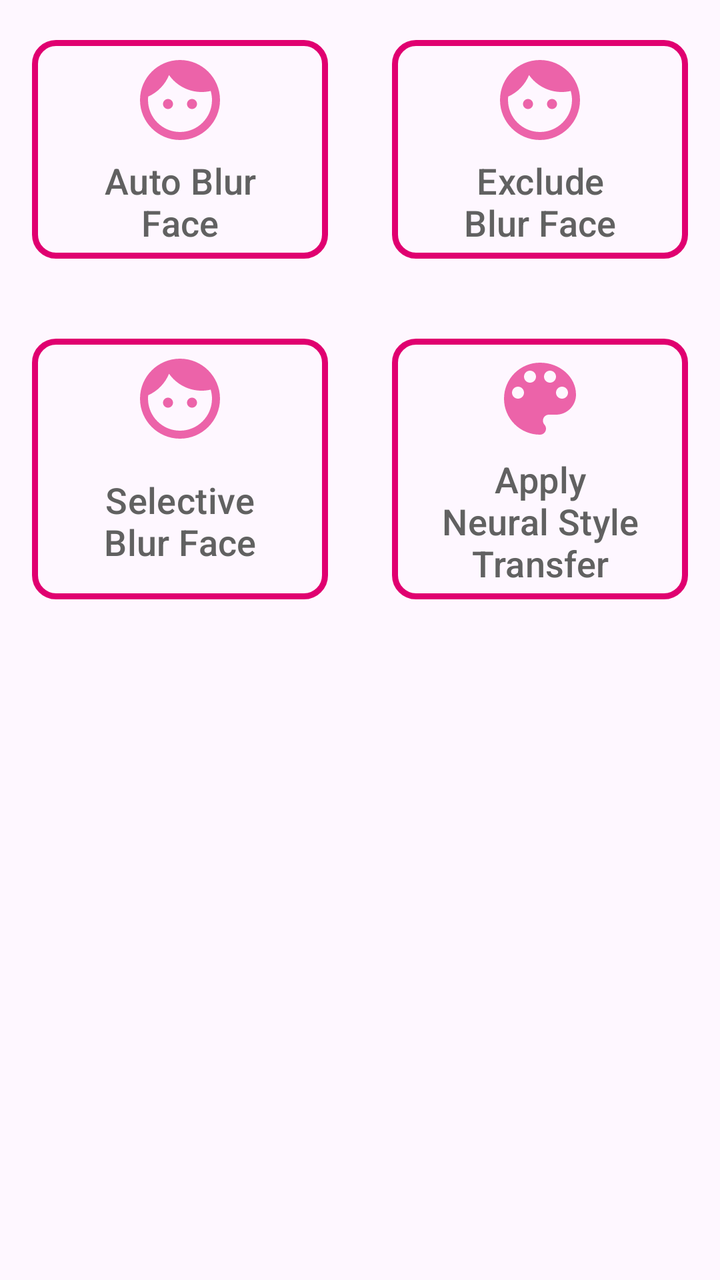
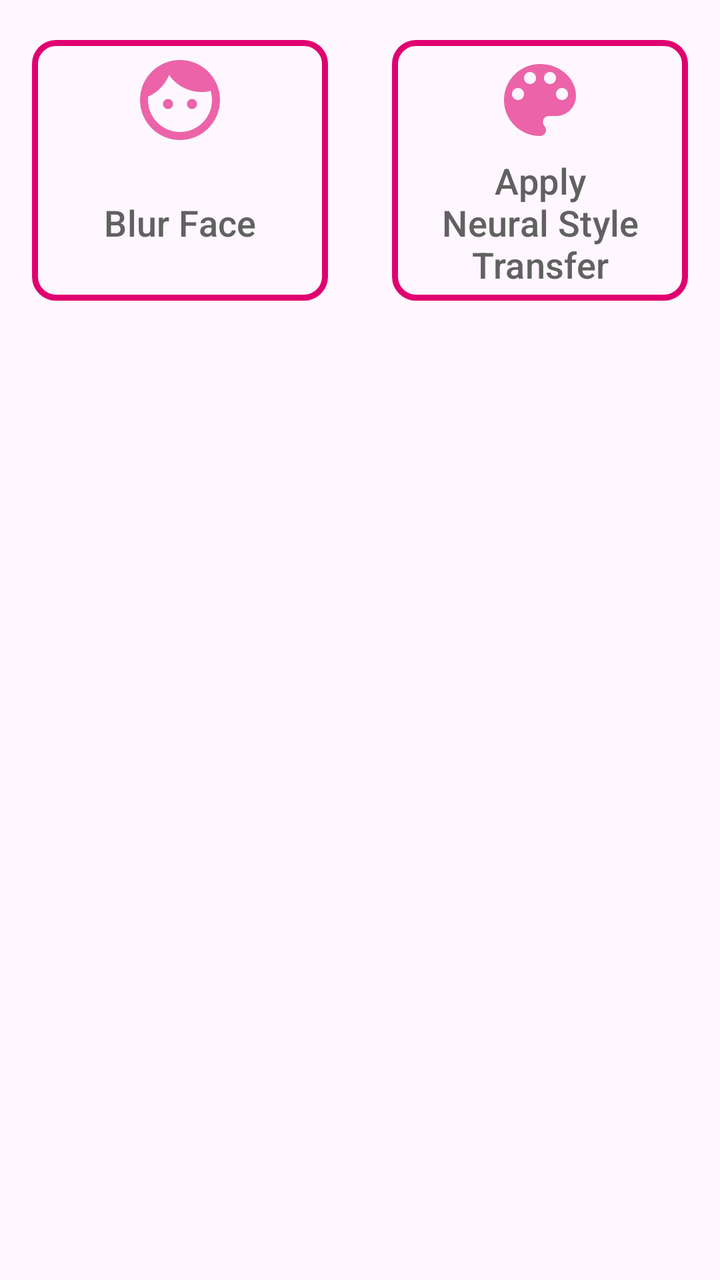

Compare the two renders of this Android layout. The source of the first and the diff that turns it into the second are given below.
<!-- AndroidManifest.xml: application theme Theme.Asnapblur -->
<!-- res/layout/page_home.xml -->
<?xml version="1.0" encoding="utf-8"?>
<androidx.drawerlayout.widget.DrawerLayout xmlns:android="http://schemas.android.com/apk/res/android"
    xmlns:app="http://schemas.android.com/apk/res-auto"
    android:id="@+id/drawer"
    android:layout_width="match_parent"
    android:layout_height="match_parent">

    <LinearLayout
        android:layout_width="match_parent"
        android:layout_height="match_parent"
        android:orientation="vertical">

        <FrameLayout
            android:id="@+id/container_app_bar"
            android:layout_width="match_parent"
            android:layout_height="wrap_content" />

        <GridLayout
            android:layout_width="match_parent"
            android:layout_height="wrap_content"
            android:columnCount="@integer/grid_column_count">

            <com.google.android.material.button.MaterialButton
                android:id="@+id/button_auto_blur_face"
                style="@style/Theme.Asnapblur.HomeMenuButton"
                android:layout_width="0dp"
                android:layout_height="wrap_content"
                android:layout_columnWeight="1"
                android:layout_gravity="fill"
                android:gravity="center"
                android:text="@string/title_auto_blur_face"
                app:icon="@drawable/ic_face_black" />

            <com.google.android.material.button.MaterialButton
                android:id="@+id/button_exclude_blur_face"
                style="@style/Theme.Asnapblur.HomeMenuButton"
                android:layout_width="0dp"
                android:layout_height="wrap_content"
                android:layout_columnWeight="1"
                android:layout_gravity="fill"
                android:gravity="center"
                android:text="@string/title_exclude_blur_face"
                app:icon="@drawable/ic_face_black" />

            <com.google.android.material.button.MaterialButton
                android:id="@+id/button_selective_blur_face"
                style="@style/Theme.Asnapblur.HomeMenuButton"
                android:layout_width="0dp"
                android:layout_height="wrap_content"
                android:layout_columnWeight="1"
                android:layout_gravity="fill"
                android:gravity="center"
                android:text="@string/title_selective_blur_face"
                app:icon="@drawable/ic_face_black" />

            <com.google.android.material.button.MaterialButton
                android:id="@+id/button_nst_apply_picture"
                style="@style/Theme.Asnapblur.HomeMenuButton"
                android:layout_width="0dp"
                android:layout_height="wrap_content"
                android:layout_columnWeight="1"
                android:layout_gravity="fill"
                android:gravity="center"
                android:text="@string/title_nst_apply_image"
                app:icon="@drawable/ic_palette_black" />
        </GridLayout>
    </LinearLayout>
</androidx.drawerlayout.widget.DrawerLayout>
<!-- resources referenced by this layout -->
<resources>
  <!-- drawable ic_face_black (drawable-anydpi) -->
  <vector xmlns:android="http://schemas.android.com/apk/res/android"
      android:width="24dp"
      android:height="24dp"
      android:viewportWidth="24"
      android:viewportHeight="24"
      android:tint="#333333"
      android:alpha="0.6">
    <path
        android:fillColor="@android:color/white"
        android:pathData="M9,11.75c-0.69,0 -1.25,0.56 -1.25,1.25s0.56,1.25 1.25,1.25 1.25,-0.56 1.25,-1.25 -0.56,-1.25 -1.25,-1.25zM15,11.75c-0.69,0 -1.25,0.56 -1.25,1.25s0.56,1.25 1.25,1.25 1.25,-0.56 1.25,-1.25 -0.56,-1.25 -1.25,-1.25zM12,2C6.48,2 2,6.48 2,12s4.48,10 10,10 10,-4.48 10,-10S17.52,2 12,2zM12,20c-4.41,0 -8,-3.59 -8,-8 0,-0.29 0.02,-0.58 0.05,-0.86 2.36,-1.05 4.23,-2.98 5.21,-5.37C11.07,8.33 14.05,10 17.42,10c0.78,0 1.53,-0.09 2.25,-0.26 0.21,0.71 0.33,1.47 0.33,2.26 0,4.41 -3.59,8 -8,8z"/>
  </vector>
  <!-- drawable ic_palette_black (drawable-anydpi) -->
  <vector xmlns:android="http://schemas.android.com/apk/res/android"
      android:width="24dp"
      android:height="24dp"
      android:viewportWidth="24"
      android:viewportHeight="24"
      android:tint="#333333"
      android:alpha="0.6">
    <path
        android:fillColor="@android:color/white"
        android:pathData="M12,3c-4.97,0 -9,4.03 -9,9s4.03,9 9,9c0.83,0 1.5,-0.67 1.5,-1.5 0,-0.39 -0.15,-0.74 -0.39,-1.01 -0.23,-0.26 -0.38,-0.61 -0.38,-0.99 0,-0.83 0.67,-1.5 1.5,-1.5L16,16c2.76,0 5,-2.24 5,-5 0,-4.42 -4.03,-8 -9,-8zM6.5,12c-0.83,0 -1.5,-0.67 -1.5,-1.5S5.67,9 6.5,9 8,9.67 8,10.5 7.33,12 6.5,12zM9.5,8C8.67,8 8,7.33 8,6.5S8.67,5 9.5,5s1.5,0.67 1.5,1.5S10.33,8 9.5,8zM14.5,8c-0.83,0 -1.5,-0.67 -1.5,-1.5S13.67,5 14.5,5s1.5,0.67 1.5,1.5S15.33,8 14.5,8zM17.5,12c-0.83,0 -1.5,-0.67 -1.5,-1.5S16.67,9 17.5,9s1.5,0.67 1.5,1.5 -0.67,1.5 -1.5,1.5z"/>
  </vector>
  <integer name="grid_column_count">2</integer>
  <string name="title_auto_blur_face">Auto Blur Face</string>
  <string name="title_exclude_blur_face">Exclude Blur Face</string>
  <string name="title_nst_apply_image">Apply Neural Style Transfer</string>
  <string name="title_selective_blur_face">Selective Blur Face</string>
  <style name="Theme.Asnapblur.HomeMenuButton" parent="Widget.Material3.Button.OutlinedButton">
          <item name="android:gravity">center</item>
          <item name="android:textAllCaps">false</item>
          <item name="android:textColor">@color/daynight_gray_700_white</item>
          <item name="android:textSize">@dimen/text_nav_menu</item>
          <item name="android:textStyle">normal</item>
          <item name="android:layout_margin">16dp</item>
          <item name="strokeWidth">3dp</item>
          <item name="strokeColor">?attr/colorSecondary</item>
          <item name="cornerRadius">12dp</item>
          <item name="iconSize">48dp</item>
          <item name="iconTint">?attr/colorSecondary</item>
          <item name="iconGravity">top</item>
      </style>
  <style name="Theme.Asnapblur" parent="Theme.Material3.DayNight">
          
          <item name="colorPrimary">@color/red_800</item>
          <item name="colorPrimaryVariant">@color/light_blue_300</item>
          <item name="colorOnPrimary">@color/white</item>
          
          <item name="colorSecondary">@color/magenta_600</item>
          <item name="colorSecondaryVariant">@color/orange_800</item>
          <item name="colorOnSecondary">@color/black</item>
          
          <item name="android:textColor">@color/gray_700</item>
      </style>
  <color name="daynight_gray_700_white">@color/gray_700</color>
  <dimen name="text_nav_menu">18sp</dimen>
  <color name="red_800">#E00000</color>
  <color name="light_blue_300">#00E0E0</color>
  <color name="white">#FFFFFFFF</color>
  <color name="magenta_600">#E00070</color>
  <color name="orange_800">#E07000</color>
  <color name="black">#FF000000</color>
  <color name="gray_700">#616161</color>
</resources>

<!-- the commit's change to res/layout/page_home.xml (unified diff, before → after) -->
@@ -21,36 +21,14 @@
             android:columnCount="@integer/grid_column_count">
 
             <com.google.android.material.button.MaterialButton
-                android:id="@+id/button_auto_blur_face"
+                android:id="@+id/button_blur_face"
                 style="@style/Theme.Asnapblur.HomeMenuButton"
                 android:layout_width="0dp"
                 android:layout_height="wrap_content"
                 android:layout_columnWeight="1"
                 android:layout_gravity="fill"
                 android:gravity="center"
-                android:text="@string/title_auto_blur_face"
-                app:icon="@drawable/ic_face_black" />
-
-            <com.google.android.material.button.MaterialButton
-                android:id="@+id/button_exclude_blur_face"
-                style="@style/Theme.Asnapblur.HomeMenuButton"
-                android:layout_width="0dp"
-                android:layout_height="wrap_content"
-                android:layout_columnWeight="1"
-                android:layout_gravity="fill"
-                android:gravity="center"
-                android:text="@string/title_exclude_blur_face"
-                app:icon="@drawable/ic_face_black" />
-
-            <com.google.android.material.button.MaterialButton
-                android:id="@+id/button_selective_blur_face"
-                style="@style/Theme.Asnapblur.HomeMenuButton"
-                android:layout_width="0dp"
-                android:layout_height="wrap_content"
-                android:layout_columnWeight="1"
-                android:layout_gravity="fill"
-                android:gravity="center"
-                android:text="@string/title_selective_blur_face"
+                android:text="@string/title_blur_face"
                 app:icon="@drawable/ic_face_black" />
 
             <com.google.android.material.button.MaterialButton
<!-- resource entries referenced after the edit -->
@@ -25,10 +25,8 @@
         android:pathData="M12,3c-4.97,0 -9,4.03 -9,9s4.03,9 9,9c0.83,0 1.5,-0.67 1.5,-1.5 0,-0.39 -0.15,-0.74 -0.39,-1.01 -0.23,-0.26 -0.38,-0.61 -0.38,-0.99 0,-0.83 0.67,-1.5 1.5,-1.5L16,16c2.76,0 5,-2.24 5,-5 0,-4.42 -4.03,-8 -9,-8zM6.5,12c-0.83,0 -1.5,-0.67 -1.5,-1.5S5.67,9 6.5,9 8,9.67 8,10.5 7.33,12 6.5,12zM9.5,8C8.67,8 8,7.33 8,6.5S8.67,5 9.5,5s1.5,0.67 1.5,1.5S10.33,8 9.5,8zM14.5,8c-0.83,0 -1.5,-0.67 -1.5,-1.5S13.67,5 14.5,5s1.5,0.67 1.5,1.5S15.33,8 14.5,8zM17.5,12c-0.83,0 -1.5,-0.67 -1.5,-1.5S16.67,9 17.5,9s1.5,0.67 1.5,1.5 -0.67,1.5 -1.5,1.5z"/>
   </vector>
   <integer name="grid_column_count">2</integer>
-  <string name="title_auto_blur_face">Auto Blur Face</string>
-  <string name="title_exclude_blur_face">Exclude Blur Face</string>
+  <string name="title_blur_face">Blur Face</string>
   <string name="title_nst_apply_image">Apply Neural Style Transfer</string>
-  <string name="title_selective_blur_face">Selective Blur Face</string>
   <style name="Theme.Asnapblur.HomeMenuButton" parent="Widget.Material3.Button.OutlinedButton">
           <item name="android:gravity">center</item>
           <item name="android:textAllCaps">false</item>
